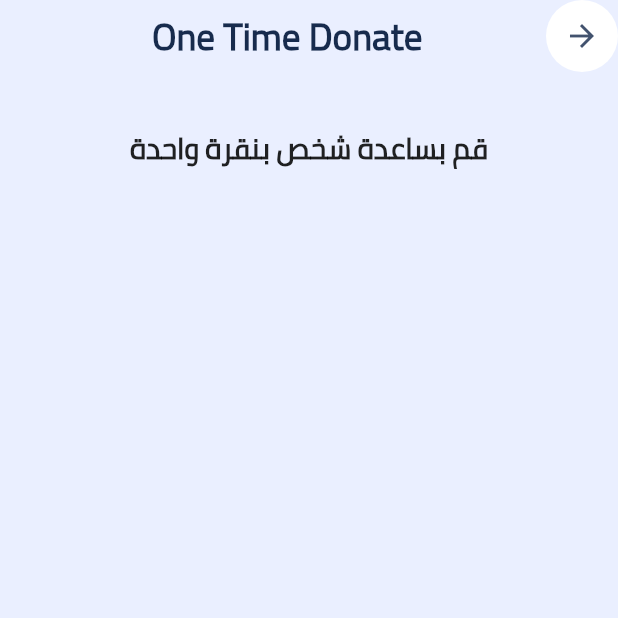
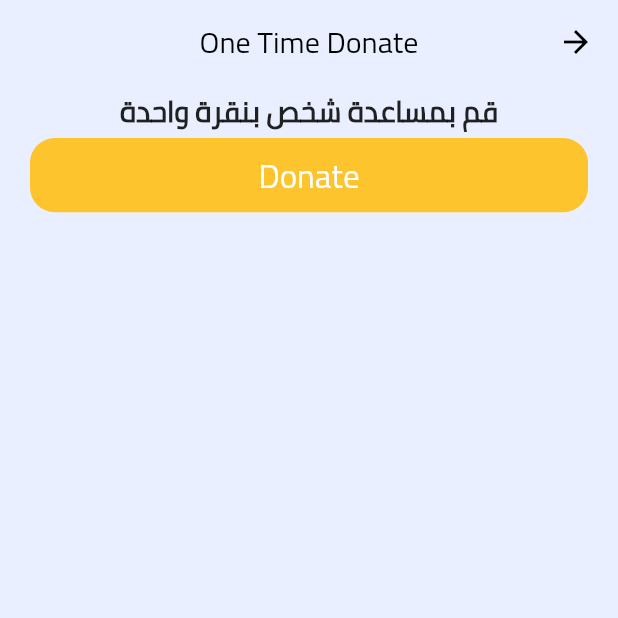
Before and after one commit to abdelrahmanyasser65/Mughith-, a Flutter app: the OneTimeDonateScreen screen opened directly, on a phone screen of 412 x 824 dp, the top half of it. Run offline on Flutter 3.47's test engine with Material 2 defaults, Android fonts, the phone set to English and light mode, and no system bars; our stand-ins replace cloud_firestore, firebase_auth, firebase_core, get, hexcolor, image_picker and 4 more; missing offline and left inert: flutter_islamic_icons; accounts and stored records are empty.

Commit message:
add one time donation

```diff
--- a/lib/app/localization/ar.dart
+++ b/lib/app/localization/ar.dart
@@ -138,7 +138,7 @@ class Ar {
 
     // one time donate
 
-    "Help a person by one click": "قم بساعدة شخص بنقرة واحدة",
+    "Help a person by one click": "قم بمساعدة شخص بنقرة واحدة",
     "He donated five pounds to help someone with one click":
         "قام بالتبرع بخمسة جنيهات لمساعده شخص بضغطه واحده"
   };
--- a/lib/persentation/screens/home/home.dart
+++ b/lib/persentation/screens/home/home.dart
@@ -9,6 +9,7 @@ import 'package:mughith/persentation/screens/category_screen.dart';
 import 'package:mughith/persentation/screens/details/details_screen.dart';
 import 'package:mughith/persentation/screens/home/new_state_screen.dart';
 import 'package:mughith/persentation/screens/home/notifaction_screen.dart';
+import 'package:mughith/persentation/screens/one_time_donate_screen.dart';
 import 'package:mughith/persentation/screens/profile_screen.dart';
 import 'package:mughith/persentation/screens/zakah/zakah.dart';
 import 'package:mughith/persentation/widget/home/home_card.dart';
@@ -149,6 +150,10 @@ class HomeScreen extends StatelessWidget {
             SizedBox(height: HeightSized.h4),
             Padding(
               padding: const EdgeInsets.symmetric(horizontal: 10),
+              child: InkWell(
+                onTap: () {
+                  Get.to(OneTimeDonateScreen());
+                },
                 child: Container(
                   padding: EdgeInsets.all(10),
                   width: double.infinity,
@@ -185,6 +190,7 @@ class HomeScreen extends StatelessWidget {
                         ],
                       ),
                     ],
+                  ),
                 ),
               ),
             ),
--- a/lib/persentation/screens/one_time_donate_screen.dart
+++ b/lib/persentation/screens/one_time_donate_screen.dart
@@ -1,5 +1,6 @@
 import 'package:flutter/material.dart';
 import 'package:get/get.dart';
+import 'package:mughith/persentation/widget/auth/default_button.dart';
 
 import '../resources/color_manager.dart';
 import '../resources/fonts.dart';
@@ -12,43 +13,39 @@ class OneTimeDonateScreen extends StatelessWidget {
   @override
   Widget build(BuildContext context) {
     return Scaffold(
-      body: Column(
-        children: [
-          Row(
-            children: [
-              Container(
-                decoration: BoxDecoration(
-                    shape: BoxShape.circle, color: ColorManager.white),
-                child: IconButton(
-                    onPressed: () {
-                      Get.back();
-                    },
-                    icon: Icon(
-                      Icons.arrow_back_outlined,
-                      color: ColorManager.iconColor,
-                    )),
+      appBar: AppBar(
+        iconTheme: IconThemeData(
+          color: ColorManager.black,
+        ),
+        title: Text(
+          "One Time Donate".tr,
+          style: TextStyle(
+            color: ColorManager.black,
+          ),
+        ),
+        centerTitle: true,
+        backgroundColor: ColorManager.secondPrimary,
+        elevation: 0,
+      ),
+      body: Padding(
+        padding: const EdgeInsets.symmetric(horizontal: 20),
+        child: Column(
+          children: [
+            Center(
+              child: Text(
+                "Help a person by one click".tr,
+                style: TextStyle(
+                    fontWeight: FontWeightManager.bold,
+                    fontSize: FontSized.s14),
               ),
-              SizedBox(
-                width: WidthSized.w20,
-              ),
-              CenterSideText(
-                text: "One Time Donate".tr,
-                fontS: FontSized.s18,
-                fontW: FontWeightManager.semiBold,
-              ),
-            ],
-          ),
-          SizedBox(
-            height: HeightSized.h4,
-          ),
-          Center(
-            child: Text(
-              "Help a person by one click".tr,
-              style: TextStyle(
-                  fontWeight: FontWeightManager.bold, fontSize: FontSized.s14),
             ),
-          )
-        ],
+            DefaultButton(
+              onPressed: () {},
+              text: "Donate",
+              color: ColorManager.primary,
+            ),
+          ],
+        ),
       ),
     );
   }
```
Lines whose indentation alone changed are shown as unchanged.
